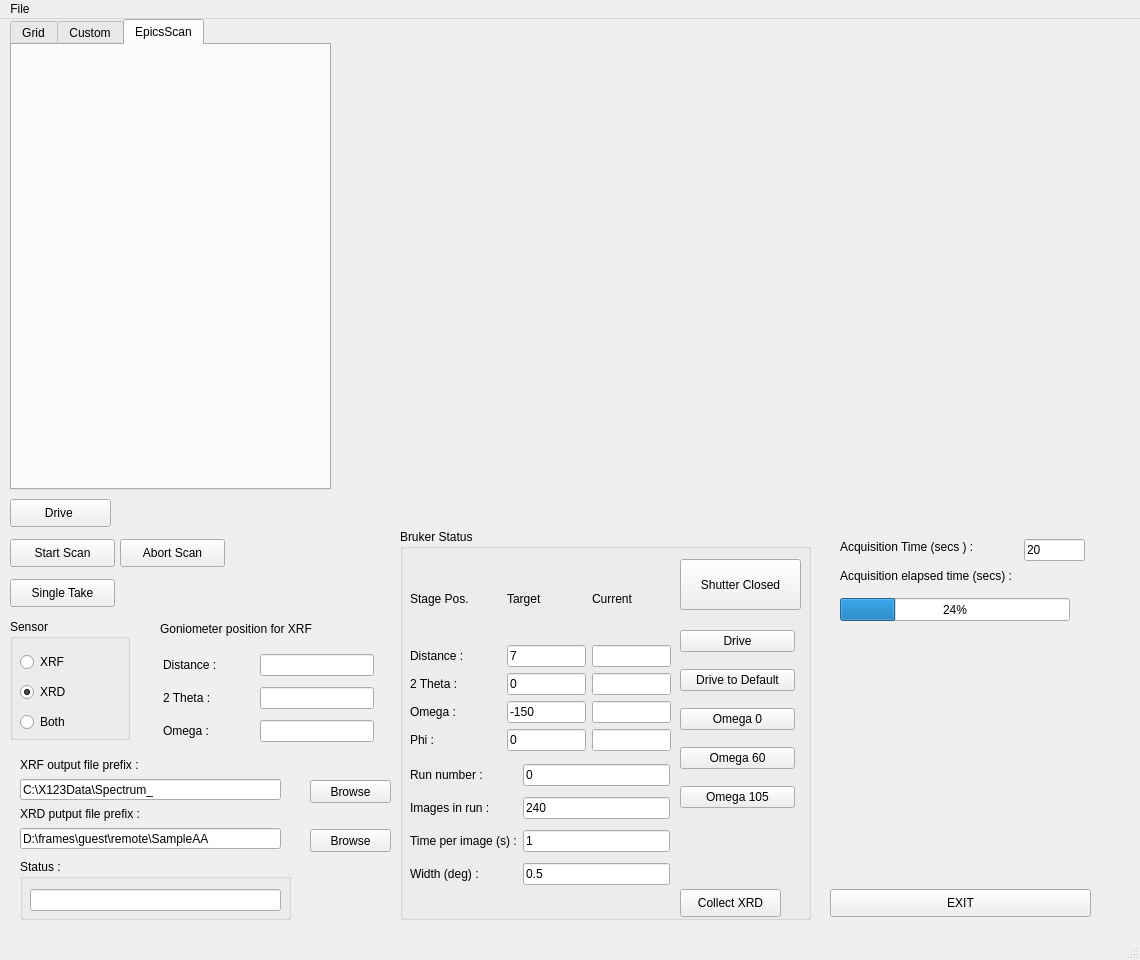
Old version of the form gridscan_mainwin.ui in the repository hgarbeil/pyAmptek.
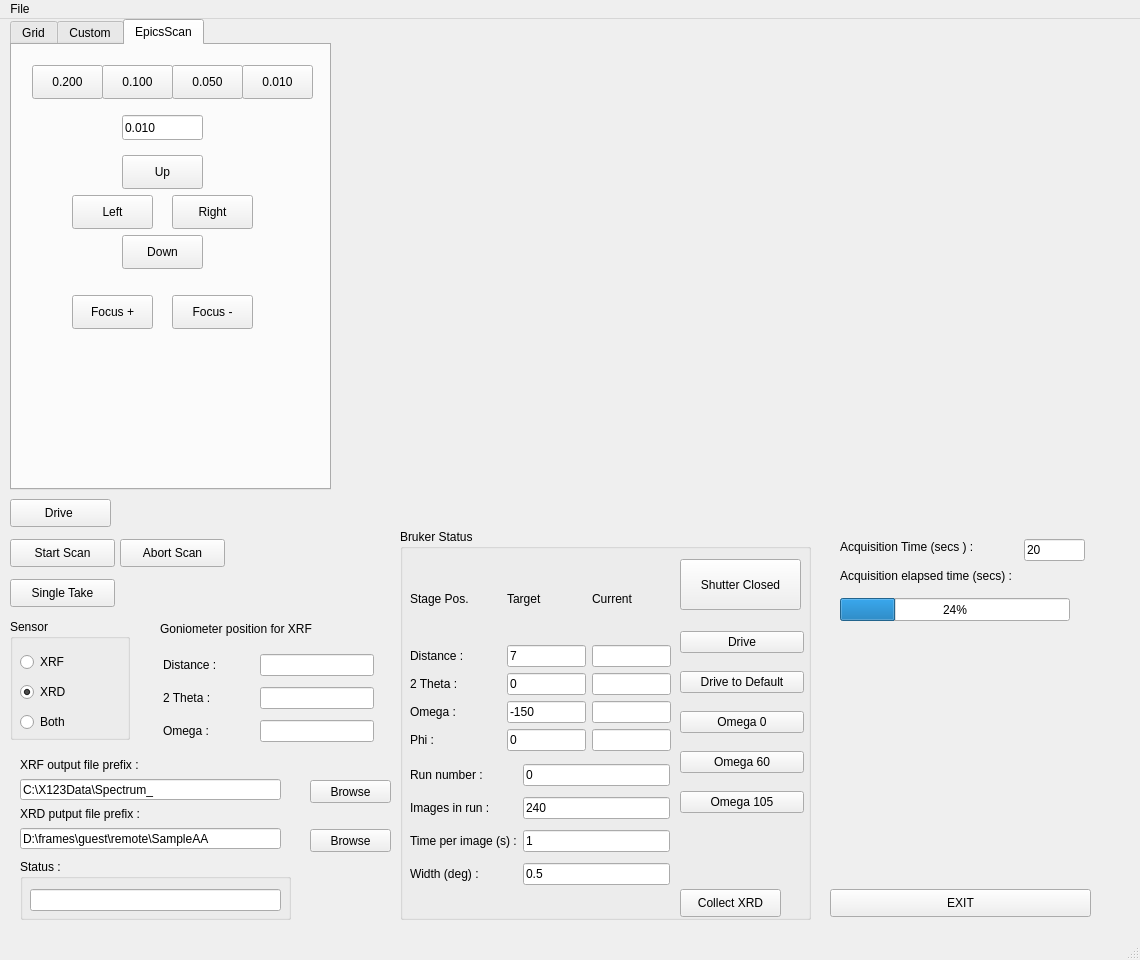
New version of the form. The open tabs and pages were chosen to show the change. Custom widgets are drawn as their Qt base class.

Commit message: Motor jog capabilities

Diff of the .ui file:
```diff
--- a/gridscan_mainwin.ui
+++ b/gridscan_mainwin.ui
@@ -732,6 +732,149 @@
      <attribute name="title">
       <string>EpicsScan</string>
      </attribute>
+     <widget class="QPushButton" name="pushButtonStep200">
+      <property name="geometry">
+       <rect>
+        <x>20</x>
+        <y>20</y>
+        <width>71</width>
+        <height>34</height>
+       </rect>
+      </property>
+      <property name="text">
+       <string>0.200</string>
+      </property>
+     </widget>
+     <widget class="QPushButton" name="pushButtonStep100">
+      <property name="geometry">
+       <rect>
+        <x>90</x>
+        <y>20</y>
+        <width>71</width>
+        <height>34</height>
+       </rect>
+      </property>
+      <property name="text">
+       <string>0.100</string>
+      </property>
+     </widget>
+     <widget class="QPushButton" name="pushButtonStep50">
+      <property name="geometry">
+       <rect>
+        <x>160</x>
+        <y>20</y>
+        <width>71</width>
+        <height>34</height>
+       </rect>
+      </property>
+      <property name="text">
+       <string>0.050</string>
+      </property>
+     </widget>
+     <widget class="QPushButton" name="pushButtonStep10">
+      <property name="geometry">
+       <rect>
+        <x>230</x>
+        <y>20</y>
+        <width>71</width>
+        <height>34</height>
+       </rect>
+      </property>
+      <property name="text">
+       <string>0.010</string>
+      </property>
+     </widget>
+     <widget class="QLineEdit" name="lineEditXYZStep">
+      <property name="geometry">
+       <rect>
+        <x>110</x>
+        <y>70</y>
+        <width>81</width>
+        <height>25</height>
+       </rect>
+      </property>
+      <property name="text">
+       <string>0.010</string>
+      </property>
+     </widget>
+     <widget class="QPushButton" name="pushButtonXYZJogLeft">
+      <property name="geometry">
+       <rect>
+        <x>60</x>
+        <y>150</y>
+        <width>81</width>
+        <height>34</height>
+       </rect>
+      </property>
+      <property name="text">
+       <string>Left</string>
+      </property>
+     </widget>
+     <widget class="QPushButton" name="pushButtonXYZJogRight">
+      <property name="geometry">
+       <rect>
+        <x>160</x>
+        <y>150</y>
+        <width>81</width>
+        <height>34</height>
+       </rect>
+      </property>
+      <property name="text">
+       <string>Right</string>
+      </property>
+     </widget>
+     <widget class="QPushButton" name="pushButtonXYZJogUp">
+      <property name="geometry">
+       <rect>
+        <x>110</x>
+        <y>110</y>
+        <width>81</width>
+        <height>34</height>
+       </rect>
+      </property>
+      <property name="text">
+       <string>Up</string>
+      </property>
+     </widget>
+     <widget class="QPushButton" name="pushButtonXYZJogDown">
+      <property name="geometry">
+       <rect>
+        <x>110</x>
+        <y>190</y>
+        <width>81</width>
+        <height>34</height>
+       </rect>
+      </property>
+      <property name="text">
+       <string>Down</string>
+      </property>
+     </widget>
+     <widget class="QPushButton" name="pushButtonXYZFocusUp">
+      <property name="geometry">
+       <rect>
+        <x>60</x>
+        <y>250</y>
+        <width>81</width>
+        <height>34</height>
+       </rect>
+      </property>
+      <property name="text">
+       <string>Focus +</string>
+      </property>
+     </widget>
+     <widget class="QPushButton" name="pushButtonXYZFocusDown">
+      <property name="geometry">
+       <rect>
+        <x>160</x>
+        <y>250</y>
+        <width>81</width>
+        <height>34</height>
+       </rect>
+      </property>
+      <property name="text">
+       <string>Focus -</string>
+      </property>
+     </widget>
     </widget>
    </widget>
    <widget class="QGroupBox" name="phiLE_2">
@@ -968,8 +1111,8 @@
       <rect>
        <x>280</x>
        <y>90</y>
-       <width>115</width>
-       <height>201</height>
+       <width>124</width>
+       <height>208</height>
       </rect>
      </property>
      <layout class="QGridLayout" name="gridLayout_7">
```
Left out of the diff: 16 changed lines with no effect on the pictures. The commit also changes 2 other files.
